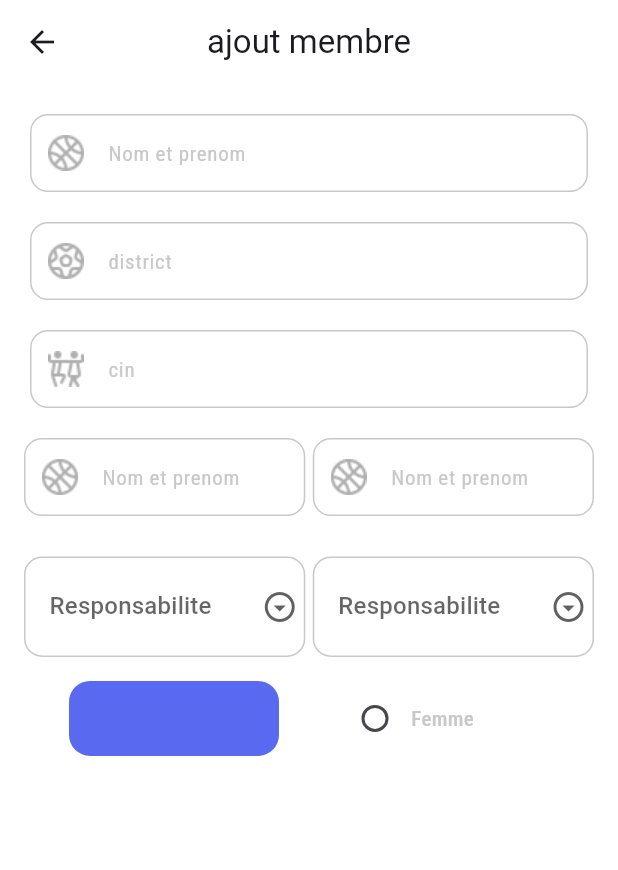
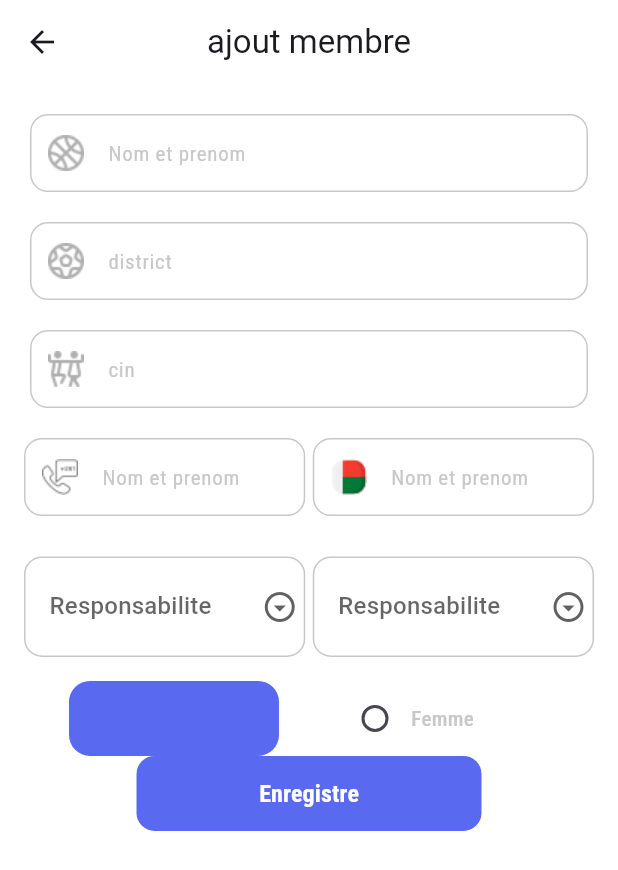
Before and after one commit to BOTOMANANA/gestions-des-membres, a Flutter app: the screen it shows after launch, on a phone screen of 412 x 824 dp. Shown: the top 870 px of the screen. Run offline on Flutter 3.47's test engine with Material 3 defaults, Android fonts, the phone set to English and light mode, and no system bars; our stand-ins replace dartz, get_it, google_fonts, smooth_page_indicator, sqflite; missing offline and left inert: bottom_bar_matu; accounts and stored records are empty.

Commit message:
first commit

```diff
--- a/lib/presentation/pages/members/create_member_page.dart
+++ b/lib/presentation/pages/members/create_member_page.dart
@@ -1,9 +1,9 @@
 import 'package:association_appli/presentation/colors/Light_theme_colors.dart';
 import 'package:association_appli/presentation/providers/member_providers.dart';
+import 'package:association_appli/presentation/widgets/button/custom_button.dart';
 import 'package:association_appli/presentation/widgets/customTextField.dart';
 import 'package:association_appli/presentation/widgets/dropdown_and_ratio/dropdown_items_responsability.dart';
 import 'package:association_appli/presentation/widgets/dropdown_and_ratio/genre_radio_widget.dart';
-import 'package:association_appli/presentation/widgets/text_field/text_field_desgin.dart';
 import 'package:flutter/material.dart';
 import 'package:provider/provider.dart';
 
@@ -105,13 +105,13 @@ class _CreateMemberPageState extends State<CreateMemberPage> {
                     CustomTextField(
                       controller: _fullNameController,
                       keyboardType: TextInputType.name,
-                      preffIconPath: 'assets/icons/basketball.png',
+                      preffIconPath: 'assets/icons/phonemada.png',
                       hintText: 'Nom et prenom',
                     ),
                     CustomTextField(
                       controller: _fullNameController,
                       keyboardType: TextInputType.name,
-                      preffIconPath: 'assets/icons/basketball.png',
+                      preffIconPath: 'assets/icons/drapeauuu.png',
                       hintText: 'Nom et prenom',
                     ),
                     _dropdownWidget(),
@@ -119,6 +119,12 @@ class _CreateMemberPageState extends State<CreateMemberPage> {
                   ],
                 ),
                 radioWidget(),
+                customButton(
+                  color: LightThemeColors.colorPrimary,
+                  title: 'Enregistre',
+                  textColor: Colors.white,
+                  onSubmit: () => appendMemberToDatabase(provider: provider),
+                ),
               ],
             ),
           );
```
Also changed, not shown: assets/icons/drapeauuu.png (added), assets/icons/phonemada.png (added).
